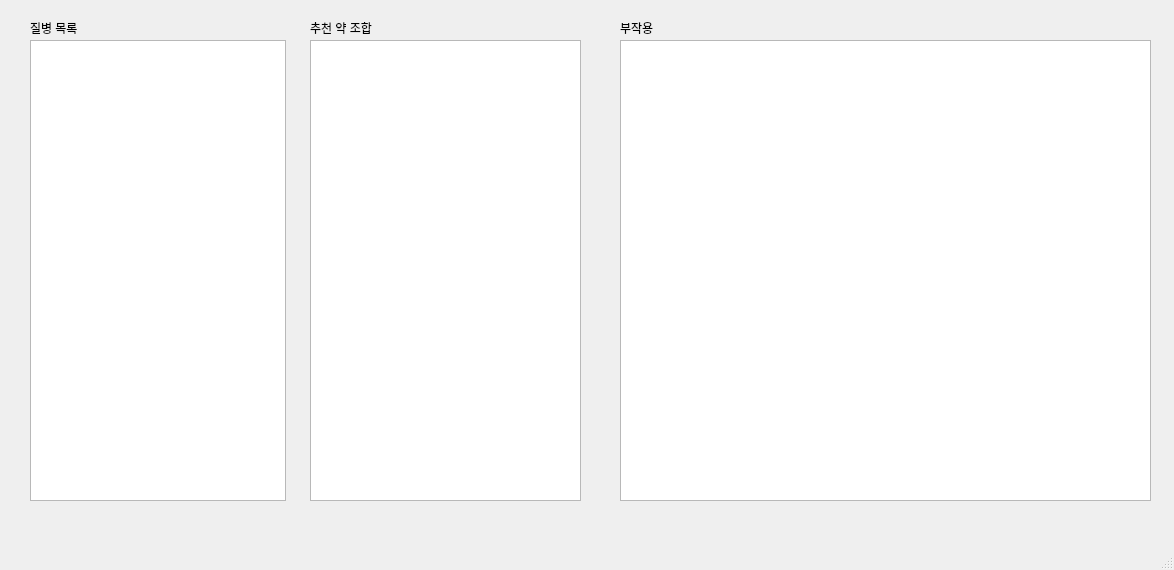
Above: UI/result_page.ui from Zea7/BiS332_Proj3 before the change. Below: the same form after it.
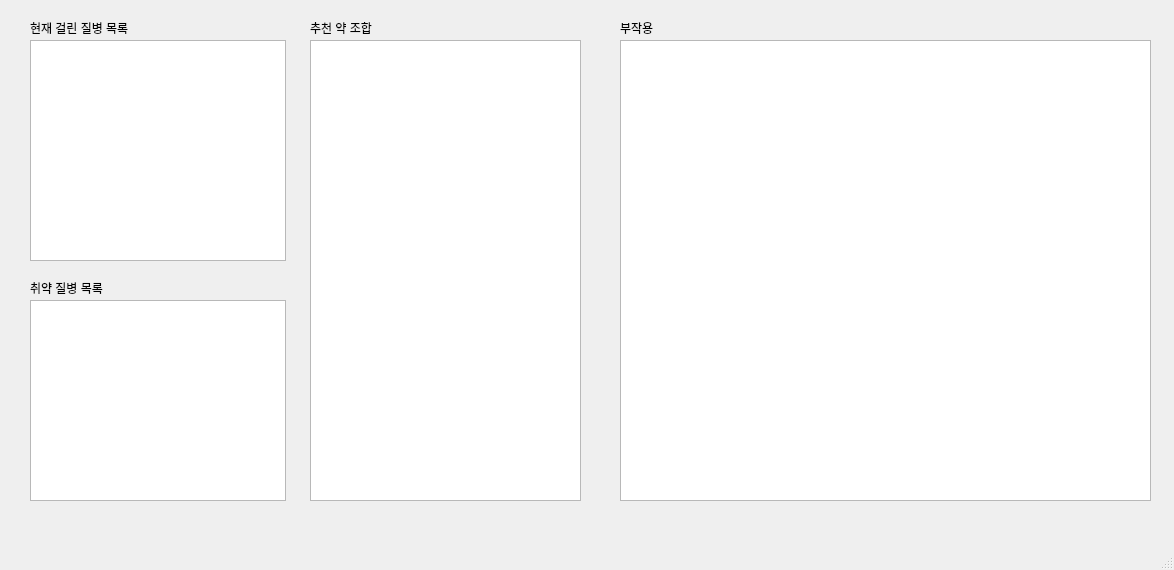
That is the form after the change.

```diff
--- a/UI/result_page.ui
+++ b/UI/result_page.ui
@@ -20,7 +20,7 @@
       <x>30</x>
       <y>40</y>
       <width>256</width>
-      <height>461</height>
+      <height>221</height>
      </rect>
     </property>
    </widget>
@@ -49,12 +49,12 @@
      <rect>
       <x>30</x>
       <y>20</y>
-      <width>81</width>
+      <width>131</width>
       <height>16</height>
      </rect>
     </property>
     <property name="text">
-     <string>질병 목록</string>
+     <string>현재 걸린 질병 목록</string>
     </property>
    </widget>
    <widget class="QLabel" name="label_2">
@@ -83,6 +83,29 @@
      <string>부작용</string>
     </property>
    </widget>
+   <widget class="QLabel" name="label_4">
+    <property name="geometry">
+     <rect>
+      <x>30</x>
+      <y>280</y>
+      <width>111</width>
+      <height>16</height>
+     </rect>
+    </property>
+    <property name="text">
+     <string>취약 질병 목록</string>
+    </property>
+   </widget>
+   <widget class="QListWidget" name="RelatedDiseaseList">
+    <property name="geometry">
+     <rect>
+      <x>30</x>
+      <y>300</y>
+      <width>256</width>
+      <height>201</height>
+     </rect>
+    </property>
+   </widget>
   </widget>
   <widget class="QMenuBar" name="menubar">
    <property name="geometry">
```
